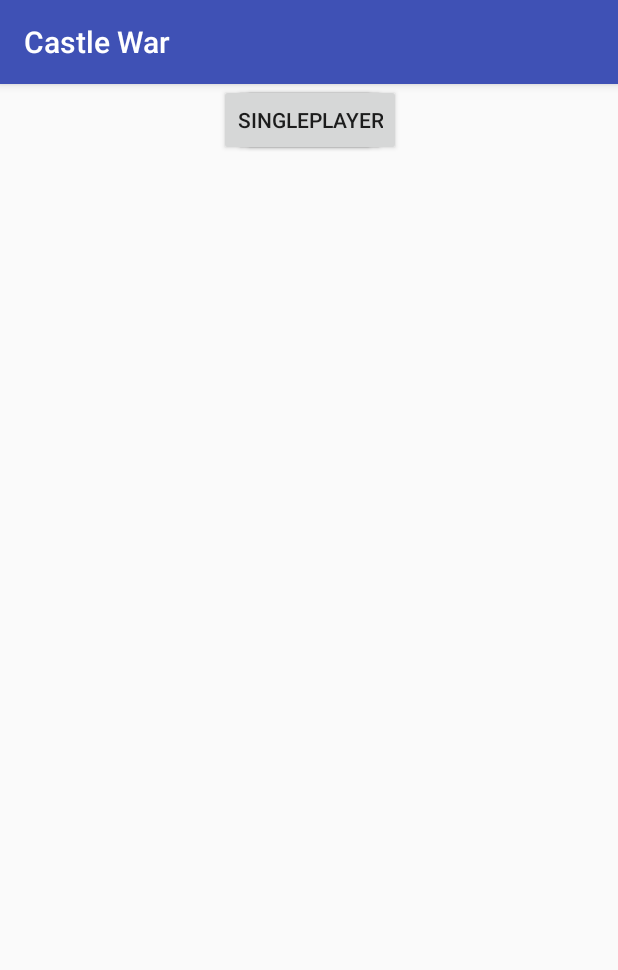
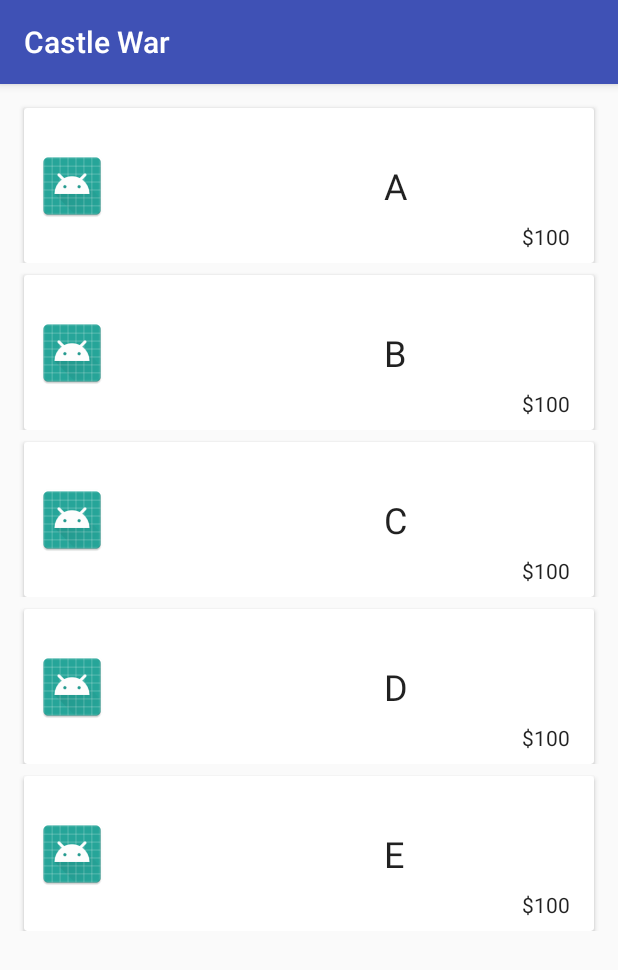
Before and after one commit to NittoNeko/CastleWar, an Android app: the screen it shows after launch (MainActivity before the commit, ShopAcitivity after it), after a tap on "SHOP", on a phone screen of 412 x 824 dp. Shown: the top 970 px of the screen. Run offline under Robolectric (Android 15) with nearby library versions, the phone set to English and light mode, and no system bars; our stand-ins replace Picasso.

Commit message:
Complete RecyclerView in Shop, able to show pictures as well as item names and coins.

```diff
--- a/app/build.gradle
+++ b/app/build.gradle
@@ -25,4 +25,7 @@ dependencies {
     testImplementation 'junit:junit:4.12'
     androidTestImplementation 'com.android.support.test:runner:1.0.1'
     androidTestImplementation 'com.android.support.test.espresso:espresso-core:3.0.1'
+    implementation 'com.android.support:recyclerview-v7:26.1.0'
+    implementation 'com.android.support:cardview-v7:26.1.0'
+    compile 'com.squareup.picasso:picasso:2.5.2'
 }
--- a/app/src/main/AndroidManifest.xml
+++ b/app/src/main/AndroidManifest.xml
@@ -16,6 +16,7 @@
                 <category android:name="android.intent.category.LAUNCHER" />
             </intent-filter>
         </activity>
+        <activity android:name=".ShopAcitivity"></activity>
     </application>
 
 </manifest>
--- a/app/src/main/java/ca/uwaterloo/cw/castlewar/MainActivity.java
+++ b/app/src/main/java/ca/uwaterloo/cw/castlewar/MainActivity.java
@@ -1,7 +1,9 @@
 package ca.uwaterloo.cw.castlewar;
 
+import android.content.Intent;
 import android.support.v7.app.AppCompatActivity;
 import android.os.Bundle;
+import android.view.View;
 
 public class MainActivity extends AppCompatActivity {
 
@@ -11,14 +13,14 @@ public class MainActivity extends AppCompatActivity {
         setContentView(R.layout.activity_main);
     }
 
-    public void enterSinglePlayer(View view)
+    /*public void enterSinglePlayer(View view)
     {
         // Create an intent to show a new screen passing data to it
         Intent userIntent = new Intent(this, PrepareActivity.class);
 
         // Show new screen
         startActivity(userIntent);
-    }
+    }*/
 
     public void enterShop(View view)
     {
@@ -29,12 +31,12 @@ public class MainActivity extends AppCompatActivity {
         startActivity(userIntent);
     }
 
-    public void enterInventory(View view)
+    /*public void enterInventory(View view)
     {
         // Create an intent to show a new screen passing data to it
         Intent userSearchIntent = new Intent(this, InventoryActivity.class);
 
         // Show new screen
         startActivity(userIntent);
-    }
+    }*/
 }
--- /dev/null
+++ b/app/src/main/java/ca/uwaterloo/cw/castlewar/ShopAcitivity.java
@@ -0,0 +1,62 @@
+package ca.uwaterloo.cw.castlewar;
+
+import android.os.Bundle;
+import android.support.v7.app.AppCompatActivity;
+import android.support.v7.widget.LinearLayoutManager;
+import android.support.v7.widget.RecyclerView;
+import android.util.Pair;
+import android.view.View;
+import android.widget.ProgressBar;
+
+import java.util.ArrayList;
+import java.util.List;
+
+/**
+ * Created by WangY on 2018-02-04.
+ */
+
+public class ShopAcitivity extends AppCompatActivity{
+
+    private ProgressBar progressBar;
+    private List<Pair<Pair<String, String>, String>> shopItems = new ArrayList<>();
+
+    @Override
+    protected void onCreate(Bundle savedInstanceState) {
+        super.onCreate(savedInstanceState);
+        setContentView(R.layout.activity_shop);
+
+        // Private reference to the progress bar
+        progressBar = findViewById(R.id.progressBar);
+    }
+
+    @Override
+    protected void onStart() {
+        super.onStart();
+
+        // Show the status before the start
+        progressBar.setVisibility(View.VISIBLE);
+
+        // Initialize items in the shop and add them to the ArrayList
+        shopItems.add(new Pair <> (new Pair <> ("A", "$100"), "file:///android_asset/ic_launcher.png"));
+        shopItems.add(new Pair <> (new Pair <> ("B", "$100"), "file:///android_asset/ic_launcher.png"));
+        shopItems.add(new Pair <> (new Pair <> ("C", "$100"), "file:///android_asset/ic_launcher.png"));
+        shopItems.add(new Pair <> (new Pair <> ("D", "$100"), "file:///android_asset/ic_launcher.png"));
+        shopItems.add(new Pair <> (new Pair <> ("E", "$100"), "file:///android_asset/ic_launcher.png"));
+
+        // Get the RecyclerView instance
+        RecyclerView myRecyclerView = (RecyclerView) findViewById(R.id.shopItemsRecyclerView);
+
+        // use a linear layout manager
+        RecyclerView.LayoutManager myLayoutManager = new LinearLayoutManager(getApplicationContext());
+        myRecyclerView.setLayoutManager(myLayoutManager);
+
+        // specify an adapter (see also next example)
+        RecyclerView.Adapter myAdapter = new ShopItemsRecyclerViewAdapter(getApplicationContext(), shopItems);
+        myRecyclerView.setAdapter(myAdapter);
+
+
+        // Hide the progress bar when all items are presented
+        progressBar.setVisibility(View.INVISIBLE);
+
+    }
+}
--- /dev/null
+++ b/app/src/main/java/ca/uwaterloo/cw/castlewar/ShopItemsRecyclerViewAdapter.java
@@ -0,0 +1,86 @@
+package ca.uwaterloo.cw.castlewar;
+
+import android.content.Context;
+import android.support.constraint.ConstraintLayout;
+import android.support.v7.widget.RecyclerView;
+import android.util.Pair;
+import android.view.LayoutInflater;
+import android.view.View;
+import android.view.ViewGroup;
+import android.widget.ImageView;
+import android.widget.TextView;
+
+import com.squareup.picasso.Picasso;
+
+import java.util.ArrayList;
+import java.util.List;
+
+/**
+ * Created by WangY on 2018-02-04.
+ */
+
+public class ShopItemsRecyclerViewAdapter extends RecyclerView.Adapter<ShopItemsRecyclerViewAdapter.ViewHolder>{
+    private List<Pair<Pair<String, String>, String>> myShopItems = new ArrayList<>();
+    private Context myContext;
+
+    // Provide a reference to the views for each data item
+    public static class ViewHolder extends RecyclerView.ViewHolder {
+        // each data item is just a string in this case
+        public TextView itemNameTextView;
+        public TextView coinsTextView;
+        public ImageView itemPictureImageView;
+
+        // Construct the ViewHolder
+        public ViewHolder(View itemView) {
+            super(itemView);
+        }
+    }
+
+    // Construct the ViewAdapter
+    public ShopItemsRecyclerViewAdapter(Context context, List<Pair<Pair<String, String>, String>> shopItems) {
+        myShopItems = shopItems;
+        myContext = context;
+    }
+
+    // Create new views
+    @Override
+    public ShopItemsRecyclerViewAdapter.ViewHolder onCreateViewHolder(ViewGroup parent, int viewType) {
+        // Create a new view
+        ConstraintLayout shopItemView = (ConstraintLayout) LayoutInflater.from(parent.getContext()).inflate(R.layout.shop_item, parent, false);
+
+        // Get references to view components
+        TextView itemNameView = shopItemView.findViewById(R.id.itemName);
+        TextView coinsView = shopItemView.findViewById(R.id.coins);
+        ImageView itemPictureImageView = shopItemView.findViewById(R.id.itemPicture);
+
+        // Create a new ViewHolder instance and assign references to it
+        ShopItemsRecyclerViewAdapter.ViewHolder viewHolder = new ShopItemsRecyclerViewAdapter.ViewHolder(shopItemView);
+        viewHolder.itemNameTextView = itemNameView;
+        viewHolder.coinsTextView = coinsView;
+        viewHolder.itemPictureImageView = itemPictureImageView;
+
+        return viewHolder;
+    }
+
+    // Replace the contents of a view
+    @Override
+    public void onBindViewHolder(ViewHolder holder, int position) {
+
+        // Get the pair to have its data displayed at position in the list
+        Pair<Pair<String, String>, String> item = myShopItems.get(position);
+
+        // Assign data to view components
+        holder.itemNameTextView.setText(item.first.first);
+        holder.coinsTextView.setText(item.first.second);
+
+        // Load Picture to view components
+        Picasso.with(myContext).load(item.second).into(holder.itemPictureImageView);
+
+    }
+
+    // Return the size of myShopItems
+    @Override
+    public int getItemCount() {
+        return myShopItems.size();
+    }
+}
--- a/app/src/main/res/layout/activity_main.xml
+++ b/app/src/main/res/layout/activity_main.xml
@@ -10,27 +10,33 @@
         android:id="@+id/Shop"
         android:layout_width="wrap_content"
         android:layout_height="wrap_content"
+        android:layout_marginBottom="8dp"
         android:layout_marginEnd="8dp"
         android:layout_marginStart="8dp"
+        android:layout_marginTop="8dp"
         android:elevation="1dp"
         android:onClick="enterShop"
         android:text="@string/Shop"
+        app:layout_constraintBottom_toTopOf="@+id/Inventory"
         app:layout_constraintEnd_toEndOf="parent"
+        app:layout_constraintHorizontal_bias="0.971"
         app:layout_constraintStart_toStartOf="parent"
-        tools:layout_editor_absoluteY="259dp" />
+        app:layout_constraintTop_toBottomOf="@+id/SinglePlayer"
+        app:layout_constraintVertical_bias="1.0" />
 
     <Button
         android:id="@+id/Inventory"
         android:layout_width="wrap_content"
         android:layout_height="wrap_content"
+        android:layout_marginBottom="16dp"
         android:layout_marginEnd="8dp"
         android:layout_marginStart="8dp"
         android:onClick="enterInventory"
         android:text="@string/Inventory"
+        app:layout_constraintBottom_toBottomOf="parent"
         app:layout_constraintEnd_toEndOf="parent"
-        app:layout_constraintHorizontal_bias="0.501"
-        app:layout_constraintStart_toStartOf="parent"
-        tools:layout_editor_absoluteY="363dp" />
+        app:layout_constraintHorizontal_bias="0.97"
+        app:layout_constraintStart_toStartOf="parent" />
 
     <Button
         android:id="@+id/SinglePlayer"
@@ -38,10 +44,11 @@
         android:layout_height="wrap_content"
         android:layout_marginEnd="8dp"
         android:layout_marginStart="8dp"
+        android:layout_marginTop="336dp"
         android:onClick="enterSinglePlayer"
         android:text="@string/SinglePlayer"
         app:layout_constraintEnd_toEndOf="parent"
-        app:layout_constraintHorizontal_bias="0.502"
+        app:layout_constraintHorizontal_bias="0.967"
         app:layout_constraintStart_toStartOf="parent"
-        tools:layout_editor_absoluteY="143dp" />
+        app:layout_constraintTop_toTopOf="parent" />
 </android.support.constraint.ConstraintLayout>
--- /dev/null
+++ b/app/src/main/res/layout/activity_shop.xml
@@ -0,0 +1,38 @@
+<?xml version="1.0" encoding="utf-8"?>
+<android.support.constraint.ConstraintLayout
+    xmlns:android="http://schemas.android.com/apk/res/android"
+    xmlns:app="http://schemas.android.com/apk/res-auto"
+    xmlns:tools="http://schemas.android.com/tools"
+    android:layout_width="match_parent"
+    android:layout_height="match_parent">
+
+    <android.support.v7.widget.RecyclerView
+        android:id="@+id/shopItemsRecyclerView"
+        android:scrollbars="vertical"
+        android:layout_width="0dp"
+        android:layout_height="0dp"
+        android:layout_marginBottom="8dp"
+        android:layout_marginEnd="8dp"
+        android:layout_marginStart="8dp"
+        android:layout_marginTop="8dp"
+        app:layout_constraintBottom_toBottomOf="parent"
+        app:layout_constraintEnd_toEndOf="parent"
+        app:layout_constraintStart_toStartOf="parent"
+        app:layout_constraintTop_toTopOf="parent"
+        tools:listitem="@layout/shop_item" />
+
+    <ProgressBar
+        android:id="@+id/progressBar"
+        style="?android:attr/progressBarStyleHorizontal"
+        android:layout_width="wrap_content"
+        android:layout_height="wrap_content"
+        android:layout_marginBottom="8dp"
+        android:layout_marginEnd="8dp"
+        android:layout_marginStart="8dp"
+        android:layout_marginTop="8dp"
+        android:visibility="invisible"
+        app:layout_constraintBottom_toBottomOf="parent"
+        app:layout_constraintEnd_toEndOf="parent"
+        app:layout_constraintStart_toStartOf="parent"
+        app:layout_constraintTop_toTopOf="parent" />
+</android.support.constraint.ConstraintLayout>
--- /dev/null
+++ b/app/src/main/res/layout/shop_item.xml
@@ -0,0 +1,64 @@
+<?xml version="1.0" encoding="utf-8"?>
+<android.support.constraint.ConstraintLayout xmlns:android="http://schemas.android.com/apk/res/android"
+    xmlns:app="http://schemas.android.com/apk/res-auto"
+    xmlns:tools="http://schemas.android.com/tools"
+    android:layout_width="match_parent"
+    android:layout_height="wrap_content">
+
+    <android.support.v7.widget.CardView
+        android:layout_width="match_parent"
+        android:layout_height="wrap_content"
+        android:layout_marginEnd="8dp"
+        android:layout_marginStart="8dp"
+        android:layout_marginTop="8dp"
+        app:layout_constraintBottom_toBottomOf="parent"
+        app:layout_constraintEnd_toEndOf="parent"
+        app:layout_constraintStart_toStartOf="parent"
+        app:layout_constraintTop_toTopOf="parent">
+
+        <android.support.constraint.ConstraintLayout
+            android:layout_width="match_parent"
+            android:layout_height="wrap_content">
+
+            <TextView
+                android:id="@+id/itemName"
+                android:layout_width="wrap_content"
+                android:layout_height="wrap_content"
+                android:layout_marginBottom="8dp"
+                android:layout_marginStart="240dp"
+                android:layout_marginTop="8dp"
+                android:text="@string/itemName"
+                android:textAppearance="@style/TextAppearance.AppCompat.Headline"
+                app:layout_constraintBottom_toBottomOf="parent"
+                app:layout_constraintStart_toStartOf="parent"
+                app:layout_constraintTop_toTopOf="parent" />
+
+            <TextView
+                android:id="@+id/coins"
+                android:layout_width="wrap_content"
+                android:layout_height="wrap_content"
+                android:layout_marginBottom="8dp"
+                android:layout_marginEnd="16dp"
+                android:layout_marginTop="8dp"
+                android:text="@string/coins"
+                android:textAppearance="@style/TextAppearance.AppCompat"
+                app:layout_constraintBottom_toBottomOf="parent"
+                app:layout_constraintEnd_toEndOf="parent"
+                app:layout_constraintTop_toBottomOf="@+id/itemName"
+                app:layout_constraintVertical_bias="0.92" />
+
+            <ImageView
+                android:id="@+id/itemPicture"
+                android:layout_width="wrap_content"
+                android:layout_height="wrap_content"
+                android:layout_alignParentTop="true"
+                android:layout_marginBottom="8dp"
+                android:layout_marginStart="8dp"
+                android:layout_marginTop="8dp"
+                app:layout_constraintBottom_toBottomOf="parent"
+                app:layout_constraintStart_toStartOf="parent"
+                app:layout_constraintTop_toTopOf="parent" />
+
+        </android.support.constraint.ConstraintLayout>
+    </android.support.v7.widget.CardView>
+</android.support.constraint.ConstraintLayout>
--- a/app/src/main/res/values/strings.xml
+++ b/app/src/main/res/values/strings.xml
@@ -3,4 +3,6 @@
     <string name="SinglePlayer">SinglePlayer</string>
     <string name="Shop">Shop</string>
     <string name="Inventory">Inventory</string>
+    <string name="itemName">itemName</string>
+    <string name="coins">coins</string>
 </resources>
```
Also changed, not shown: app/src/main/assets/ic_launcher.png (added), 183 other files.
